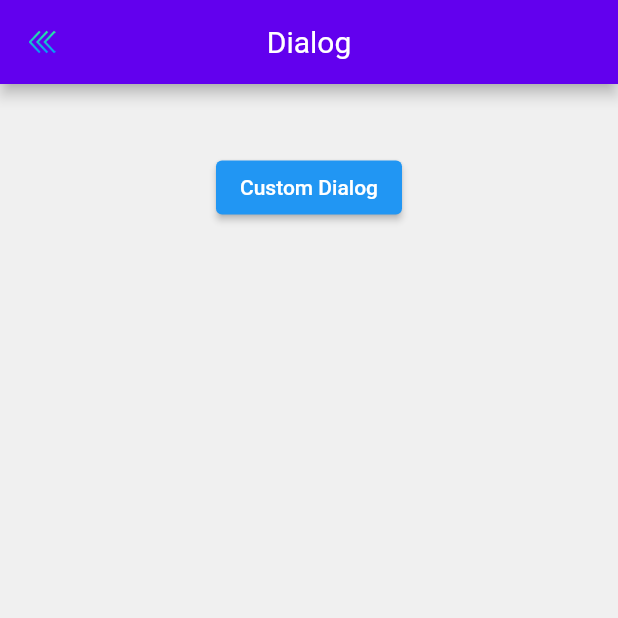
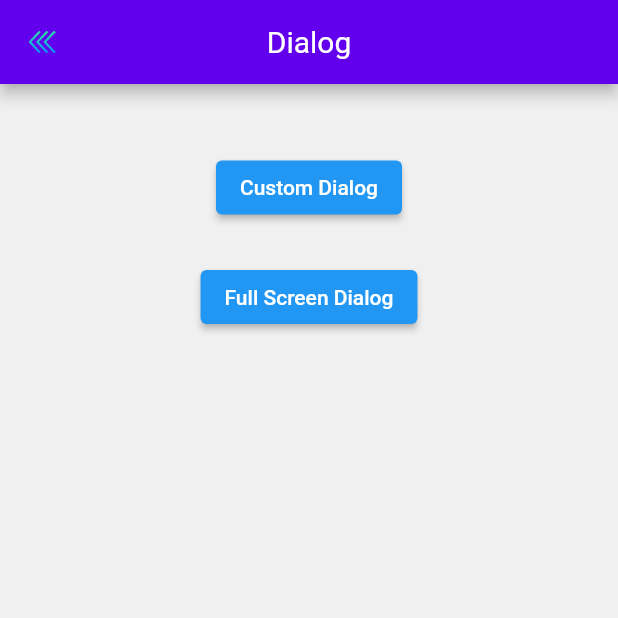
Before and after one commit to LavanDroid/Learning-Flutter, a Flutter app: the MyDialog screen opened directly, on a phone screen of 412 x 824 dp, the top half of it. Run offline on Flutter 3.47's test engine with Material 2 defaults, Android fonts, the phone set to English and light mode, and no system bars; our stand-ins replace cached_network_image, dio, fluttertoast, font_awesome_flutter.

Commit message:
Full Screen Dialog

```diff
--- /dev/null
+++ b/lib/screens/dialog/book_data.dart
@@ -0,0 +1,73 @@
+import 'package:flutter_demo/screens/listview/search/book.dart';
+
+final allBooks = <Book>[
+  const Book(
+    id: 1,
+    author: 'Ardi Evans',
+    title: 'Modern Buildings',
+    urlImage:
+        'https://images.unsplash.com/photo-1615347497551-277d6616b959?ixid=MXwxMjA3fDB8MHxwaG90by1wYWdlfHx8fGVufDB8fHw%3D&ixlib=rb-1.2.1&auto=format&fit=crop&w=692&q=80',
+  ),
+  const Book(
+    id: 2,
+    author: 'Lerone Pieters',
+    title: 'Busy City Life',
+    urlImage:
+        'https://images.unsplash.com/photo-1615346340977-cf7f5a8f3059?ixid=MXwxMjA3fDB8MHxwaG90by1wYWdlfHx8fGVufDB8fHw%3D&ixlib=rb-1.2.1&auto=format&fit=crop&w=1350&q=80',
+  ),
+  const Book(
+    id: 3,
+    author: 'Uliana Kopanytsia',
+    title: 'Sweets and Cakes',
+    urlImage:
+        'https://images.unsplash.com/photo-1615351897596-d3a9fffb5797?ixid=MXwxMjA3fDB8MHxwaG90by1wYWdlfHx8fGVufDB8fHw%3D&ixlib=rb-1.2.1&auto=format&fit=crop&w=665&q=80',
+  ),
+  const Book(
+    id: 4,
+    author: 'Riccardo Andolfo',
+    title: 'Vast Deserts',
+    urlImage:
+        'https://images.unsplash.com/photo-1615333619365-a44d7e655661?ixlib=rb-1.2.1&ixid=MXwxMjA3fDB8MHxwaG90by1wYWdlfHx8fGVufDB8fHw%3D&auto=format&fit=crop&w=1050&q=80',
+  ),
+  const Book(
+    id: 5,
+    author: 'Miguel Arguibide',
+    title: 'Parkour',
+    urlImage:
+        'https://images.unsplash.com/photo-1615286505008-cbca9896192f?ixlib=rb-1.2.1&ixid=MXwxMjA3fDB8MHxwaG90by1wYWdlfHx8fGVufDB8fHw%3D&auto=format&fit=crop&w=962&q=80',
+  ),
+  const Book(
+    id: 6,
+    author: 'Tran Mau Tri Tam',
+    title: 'Cute Kitties',
+    urlImage:
+        'https://images.unsplash.com/photo-1615369794017-f65e6f0c0393?ixid=MXwxMjA3fDB8MHxwaG90by1wYWdlfHx8fGVufDB8fHw%3D&ixlib=rb-1.2.1&auto=format&fit=crop&w=634&q=80',
+  ),
+  const Book(
+    id: 7,
+    author: 'Josh Hemsley',
+    title: 'Beahces',
+    urlImage:
+        'https://images.unsplash.com/photo-1615357633073-a7b67638dedb?ixid=MXwxMjA3fDB8MHxwaG90by1wYWdlfHx8fGVufDB8fHw%3D&ixlib=rb-1.2.1&auto=format&fit=crop&w=564&q=80',
+  ),
+  const Book(
+    id: 8,
+    author: 'Carlos Mesa',
+    title: 'Tides',
+    urlImage:
+        'https://images.unsplash.com/photo-1615185054269-363482a365ad?ixid=MXwxMjA3fDB8MHxwaG90by1wYWdlfHx8fGVufDB8fHw%3D&ixlib=rb-1.2.1&auto=format&fit=crop&w=809&q=80',
+  ),
+  const Book(
+    id: 9,
+    author: 'Kellen Riggin',
+    title: 'Magnificent Forests',
+    urlImage:
+        'https://images.unsplash.com/photo-1615331224984-281512856592?ixid=MXwxMjA3fDB8MHxwaG90by1wYWdlfHx8fGVufDB8fHw%3D&ixlib=rb-1.2.1&auto=format&fit=crop&w=634&q=80',
+  ),
+  const Book(
+      id: 10,
+      author: 'Navi Photography',
+      title: 'Butterflies',
+      urlImage:
+          'https://images.unsplash.com/photo-1615300236079-4bdb43bd9a9a?ixid=MXwxMjA3fDB8MHxwaG90by1wYWdlfHx8fGVufDB8fHw%3D&ixlib=rb-1.2.1&auto=format&fit=crop&w=700&q=80'),
+];
```
Also changed, not shown: lib/screens/dialog/my_dialog.dart (+116 -0 lines).
